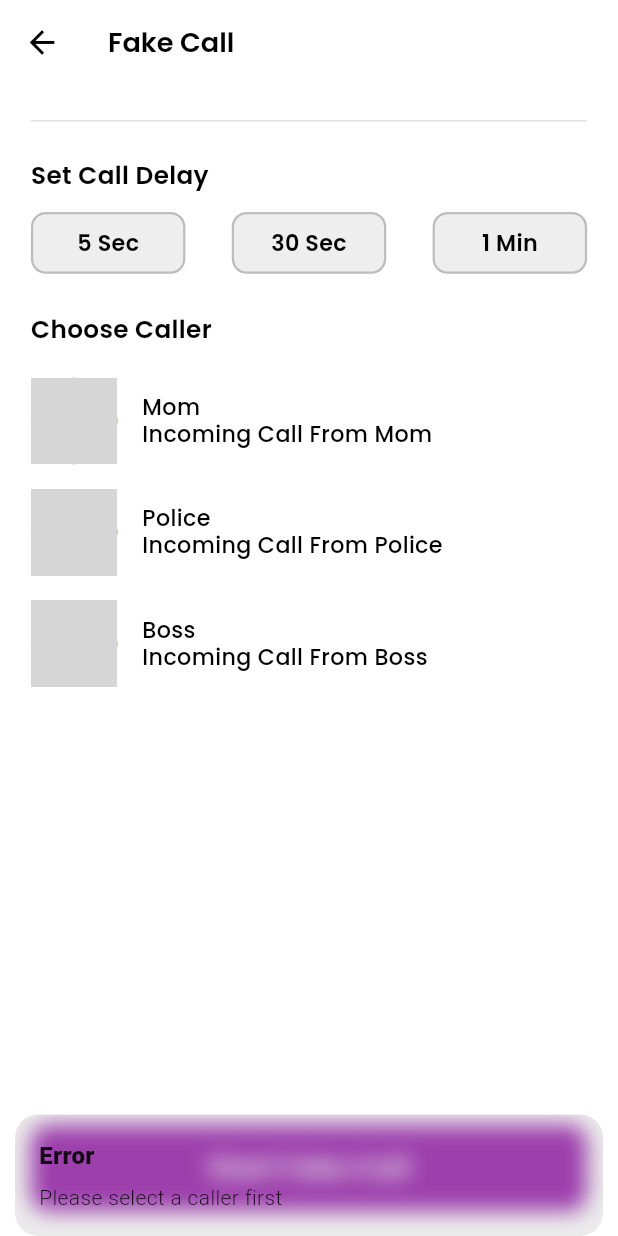
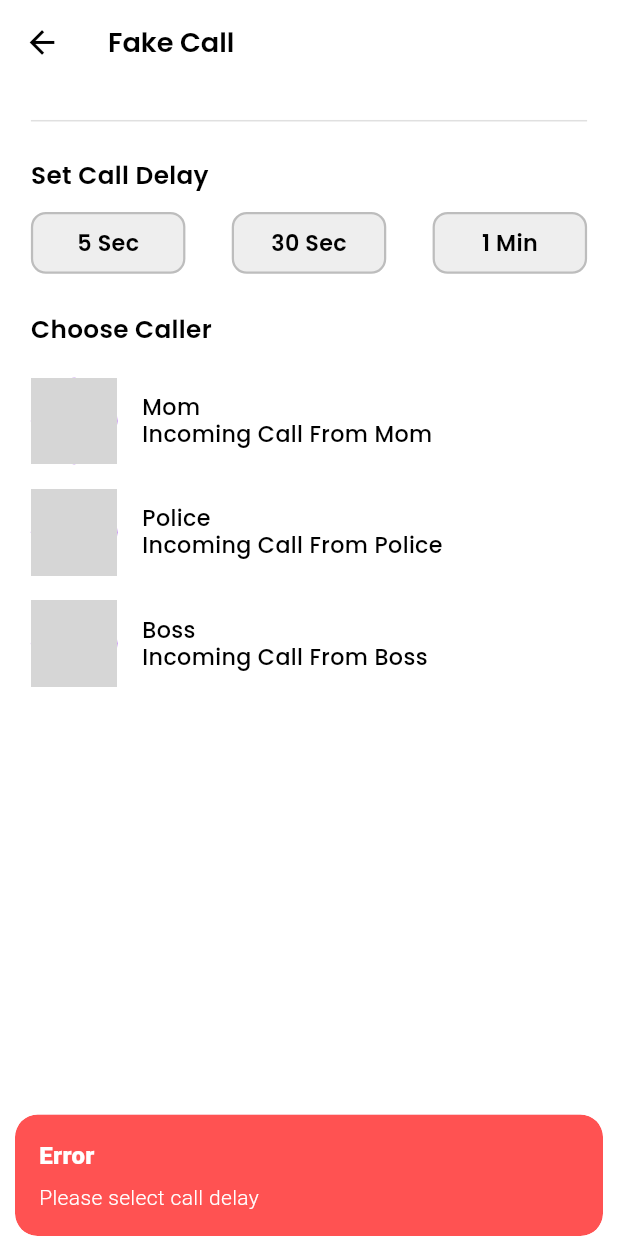
Before and after one commit to sitpune2021/Secure-Me-Android, a Flutter app: the FakeCallView screen opened by its route, after a tap on "Start Fake Call", on a phone screen of 412 x 824 dp. Run offline on Flutter 3.47's test engine with Material 3 defaults, Android fonts, the phone set to English and light mode, and no system bars; our stand-ins replace connectivity_plus, geolocator, get, get_storage, google_fonts, google_maps_flutter and 5 more; missing offline and left inert: flutter_ringtone_player; accounts and stored records are empty; grey boxes are pictures that could not be loaded.

Commit message:
fake call functionality done

```diff
--- a/lib/controller/fake_call_controller/fake_call_controller.dart
+++ b/lib/controller/fake_call_controller/fake_call_controller.dart
@@ -1,22 +1,28 @@
 import 'dart:async';
 import 'package:get/get.dart';
 import 'package:flutter/material.dart';
+import 'package:flutter_ringtone_player/flutter_ringtone_player.dart';
+import 'package:secure_me/routes/app_pages.dart';
 import 'package:secure_me/view/incomming_call_view/incoming_call_screen.dart';
-// your custom screen import
 
+/// Extension to get context from GetxController
 extension GetContext on GetxController {
   BuildContext? get context => Get.overlayContext;
 }
 
 class FakeCallController extends GetxController {
   RxString selectedCaller = ''.obs;
-  RxString selectedDelay = '0 Sec'.obs;
+  RxString selectedDelay = ''.obs;
   RxInt delayInSeconds = 0.obs;
 
   RxInt callDuration = 0.obs;
   Timer? _timer;
 
-  RxBool isCalling = false.obs; // For UI state
+  RxBool isCalling = false.obs;
+  RxString countdownText = "".obs;
+
+  // Create an instance of FlutterRingtonePlayer
+  final FlutterRingtonePlayer _ringtonePlayer = FlutterRingtonePlayer();
 
   void setCaller(String name) => selectedCaller.value = name;
 
@@ -35,24 +41,66 @@ class FakeCallController extends GetxController {
       case "1 Min":
         delayInSeconds.value = 60;
         break;
+      default:
+        delayInSeconds.value = 0;
     }
   }
 
-  /// Start custom fake call with IncomingCallScreen
+  /// Start fake call after countdown
   void startCustomFakeCall() async {
+    if (selectedDelay.value.isEmpty) {
+      Get.snackbar(
+        "Error",
+        "Please select call delay",
+        snackPosition: SnackPosition.BOTTOM,
+        backgroundColor: Colors.redAccent,
+        colorText: Colors.white,
+      );
+      return;
+    }
     if (selectedCaller.value.isEmpty) {
       Get.snackbar(
         "Error",
-        "Please select a caller first",
+        "Please select a caller",
         snackPosition: SnackPosition.BOTTOM,
+        backgroundColor: Colors.redAccent,
+        colorText: Colors.white,
       );
       return;
     }
 
-    // Wait for delay
-    await Future.delayed(Duration(seconds: delayInSeconds.value));
+    int seconds = delayInSeconds.value;
 
+    if (seconds == 0) {
+      _openIncomingCall();
+      return;
+    }
+
+    countdownText.value = "Call will start in $seconds seconds";
+
+    _timer?.cancel();
+    _timer = Timer.periodic(const Duration(seconds: 1), (timer) {
+      int remaining = seconds - timer.tick;
+      if (remaining > 0) {
+        countdownText.value = "Call will start in $remaining seconds";
+      } else {
+        timer.cancel();
+        countdownText.value = "";
+        _openIncomingCall();
+      }
+    });
+  }
+
+  /// Open incoming call screen and play ringtone
+  void _openIncomingCall() {
     if (context != null) {
+      _ringtonePlayer.play(
+        android: AndroidSounds.ringtone,
+        ios: IosSounds.glass,
+        looping: true,
+        volume: 1,
+      );
+
       Get.to(
         () => IncomingCallScreen(
           callerName: selectedCaller.value,
@@ -62,7 +110,9 @@ class FakeCallController extends GetxController {
     }
   }
 
+  /// Start call timer & stop ringtone
   void startCallTimer() {
+    _ringtonePlayer.stop();
     callDuration.value = 0;
     isCalling.value = true;
     _timer?.cancel();
@@ -71,23 +121,36 @@ class FakeCallController extends GetxController {
     });
   }
 
+  /// Stop call, show duration, and reset state
   void stopCallTimer() {
+    _ringtonePlayer.stop();
     _timer?.cancel();
+
     int minutes = callDuration.value ~/ 60;
     int seconds = callDuration.value % 60;
+
     Get.snackbar(
       'Call Ended',
       'You talked for $minutes minutes $seconds seconds',
       snackPosition: SnackPosition.BOTTOM,
     );
+
+    // Reset selections
+    selectedCaller.value = '';
+    selectedDelay.value = '';
+    countdownText.value = '';
+
     callDuration.value = 0;
     isCalling.value = false;
-    Get.back(); // close the call screen
+
+    // Navigate to home
+    Get.offAllNamed(AppRoutes.homeView);
   }
 
   @override
   void onClose() {
     _timer?.cancel();
+    _ringtonePlayer.stop();
     super.onClose();
   }
 }
--- a/lib/view/fake_call_view/fake_call_view.dart
+++ b/lib/view/fake_call_view/fake_call_view.dart
@@ -2,15 +2,18 @@ import 'package:flutter/material.dart';
 import 'package:get/get.dart';
 import 'package:google_fonts/google_fonts.dart';
 import 'package:secure_me/controller/fake_call_controller/fake_call_controller.dart';
+import 'package:secure_me/controller/theme_controller/theme_controller.dart';
 
 class FakeCallView extends StatelessWidget {
   FakeCallView({super.key});
 
   final FakeCallController controller = Get.put(FakeCallController());
+  final ThemeController themeController = Get.find<ThemeController>();
 
   @override
   Widget build(BuildContext context) {
-    final isDark = Theme.of(context).brightness == Brightness.dark;
+    return Obx(() {
+      final isDark = themeController.isDarkMode.value;
 
       return Scaffold(
         backgroundColor: isDark ? const Color(0xFF0B0213) : Colors.white,
@@ -85,12 +88,36 @@ class FakeCallView extends StatelessWidget {
 
               const Spacer(),
 
+              /// Countdown Text
+              Obx(() {
+                if (controller.countdownText.value.isEmpty) {
+                  return const SizedBox.shrink();
+                }
+                return Padding(
+                  padding: EdgeInsets.only(bottom: Get.height * 0.015),
+                  child: Center(
+                    child: Text(
+                      controller.countdownText.value,
+                      style: GoogleFonts.poppins(
+                        fontSize: Get.height * 0.018,
+                        fontWeight: FontWeight.w500,
+                        color: isDark ? Colors.white70 : Colors.black87,
+                      ),
+                    ),
+                  ),
+                );
+              }),
+
               /// Start Fake Call Button
               SizedBox(
                 width: double.infinity,
                 height: Get.height * 0.07,
-              child: ElevatedButton(
-                onPressed: () async {
+                child: Obx(() {
+                  bool isDisabled = controller.countdownText.value.isNotEmpty;
+                  return ElevatedButton(
+                    onPressed: isDisabled
+                        ? null
+                        : () async {
                             controller.startCustomFakeCall();
                           },
                     style: ElevatedButton.styleFrom(
@@ -98,17 +125,25 @@ class FakeCallView extends StatelessWidget {
                       shape: RoundedRectangleBorder(
                         borderRadius: BorderRadius.circular(12),
                       ),
-                  backgroundColor: Colors.transparent, // transparent
+                      backgroundColor: Colors.transparent,
                       shadowColor: Colors.transparent,
+                      disabledBackgroundColor: Colors.grey,
                     ),
                     child: Ink(
                       decoration: BoxDecoration(
-                    gradient: isDark
+                        gradient: isDisabled
+                            ? null
+                            : (isDark
                                   ? const LinearGradient(
-                            colors: [Color(0xFF9C27B0), Color(0xFFE040FB)],
+                                      colors: [
+                                        Color(0xFF9C27B0),
+                                        Color(0xFFE040FB),
+                                      ],
                                     )
-                        : null,
-                    color: !isDark ? Colors.purple : null,
+                                  : null),
+                        color: isDisabled
+                            ? Colors.grey
+                            : (!isDark ? Colors.purple : null),
                         borderRadius: BorderRadius.circular(12),
                       ),
                       child: Center(
@@ -122,12 +157,14 @@ class FakeCallView extends StatelessWidget {
                         ),
                       ),
                     ),
-              ),
+                  );
+                }),
               ),
             ],
           ),
         ),
       );
+    });
   }
 
   Widget _buildDelayButton(String text, bool isDark) {
--- a/pubspec.yaml
+++ b/pubspec.yaml
@@ -34,6 +34,8 @@ dependencies:
   permission_handler: ^12.0.1
   connectivity_plus: ^7.0.0
   internet_connection_checker: ^1.0.0+1
+  flutter_ringtone_player: ^4.0.0+4
+  vibration: ^3.1.3
 
 
 dev_dependencies:
```
Also changed, not shown: lib/view/incomming_call_view/incoming_call_screen.dart (+179 -72 lines), pubspec.lock, 1 other file. Lines whose indentation alone changed are shown as unchanged.
